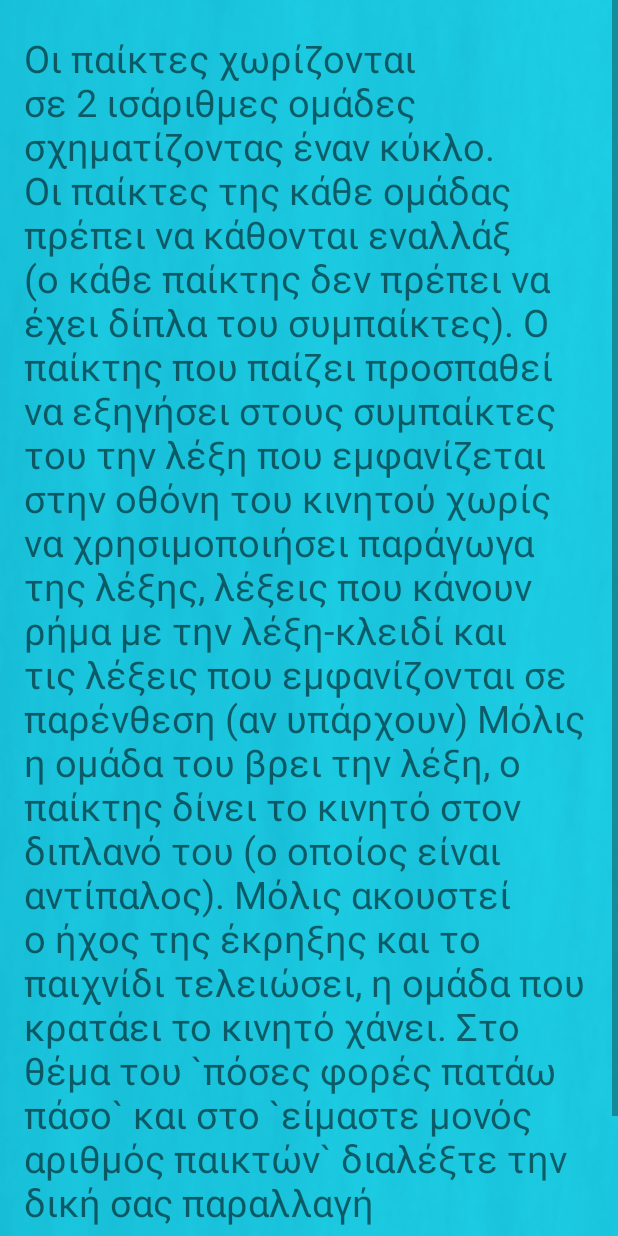
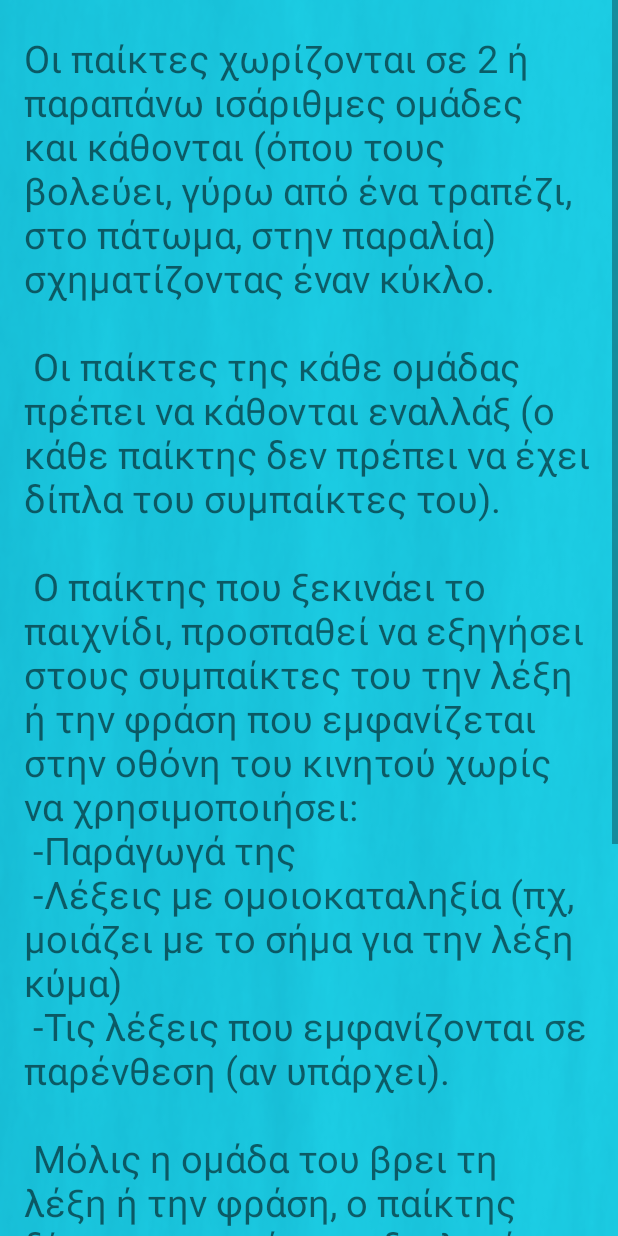
Before and after one commit to Nikalexion/MyApplication, an Android app: the Guide screen opened directly, with no data from a screen before it, on a phone screen of 412 x 824 dp. Run offline under Robolectric (Android 15) with nearby library versions, the phone set to English and light mode, and no system bars.

Commit message:
telefteo push prin to launch

```diff
--- a/app/src/main/res/values/strings.xml
+++ b/app/src/main/res/values/strings.xml
@@ -21,13 +21,16 @@
     <string name="interstitial_ad_unit_id">ca-app-pub-3940256099942544/1033173712</string>
 
 
-    <string name="kanones_paixnidiou">Οι παίκτες χωρίζονται σε 2 ισάριθμες ομάδες σχηματίζοντας έναν κύκλο.
-        Οι παίκτες της κάθε ομάδας πρέπει να κάθονται εναλλάξ (ο κάθε παίκτης δεν πρέπει να έχει δίπλα του συμπαίκτες).
-    Ο παίκτης που παίζει προσπαθεί να εξηγήσει στους συμπαίκτες του την λέξη που εμφανίζεται στην οθόνη του κινητού
-    χωρίς να χρησιμοποιήσει παράγωγα της λέξης, λέξεις που κάνουν ρήμα με την λέξη-κλειδί και τις λέξεις που εμφανίζονται σε παρένθεση (αν υπάρχουν)
-    Μόλις η ομάδα του βρει την λέξη, ο παίκτης δίνει το κινητό στον διπλανό του (ο οποίος είναι αντίπαλος).
-    Μόλις ακουστεί ο ήχος της έκρηξης και το παιχνίδι τελειώσει, η ομάδα που κρατάει το κινητό χάνει.
+    <string name="kanones_paixnidiou">
+        Οι παίκτες χωρίζονται σε 2 ή παραπάνω ισάριθμες ομάδες και κάθονται (όπου τους βολεύει, γύρω από ένα τραπέζι, στο πάτωμα, στην παραλία) σχηματίζοντας έναν κύκλο.\n\n
+        Οι παίκτες της κάθε ομάδας πρέπει να κάθονται εναλλάξ (ο κάθε παίκτης δεν πρέπει να έχει δίπλα του συμπαίκτες του).\n\n
+        Ο παίκτης που ξεκινάει το παιχνίδι, προσπαθεί να εξηγήσει στους συμπαίκτες του την λέξη ή την φράση που εμφανίζεται στην οθόνη του κινητού χωρίς να χρησιμοποιήσει:\n
+        -Παράγωγά της\n
+        -Λέξεις με ομοιοκαταληξία (πχ, "μοιάζει με το σήμα" για την λέξη "κύμα")\n
+        -Τις λέξεις που εμφανίζονται σε παρένθεση (αν υπάρχει).\n\n
+        Μόλις η ομάδα του βρει τη λέξη ή την φράση, ο παίκτης δίνει το κινητό στον διπλανό του (ο οποίος είναι αντίπαλος παίκτης) που συνεχίζει την ίδια διαδικασία με την επόμεη λέξη.\n\n
+        Μόλις ακουστεί ο ήχος της έκρηξης και το παιχνίδι τελειώσει, η ομάδα που κρατάει το κινητό χάνει.\n
 
-    Στο θέμα του `πόσες φορές πατάω πάσο`  και στο `είμαστε μονός αριθμός παικτών` διαλέξτε την δική σας παραλλαγή</string>
+    </string>
 
 </resources>
```
